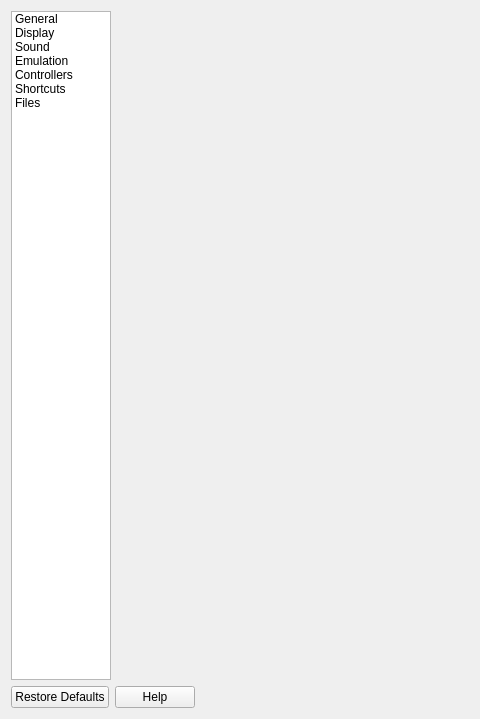
Deathsoul56/snes9xrd, file qt/src/EmuSettingsWindow.ui: the form before one commit; both pictures show x 0 to 480 and y 0 to 719 of the 1000 by 719 pixel window.
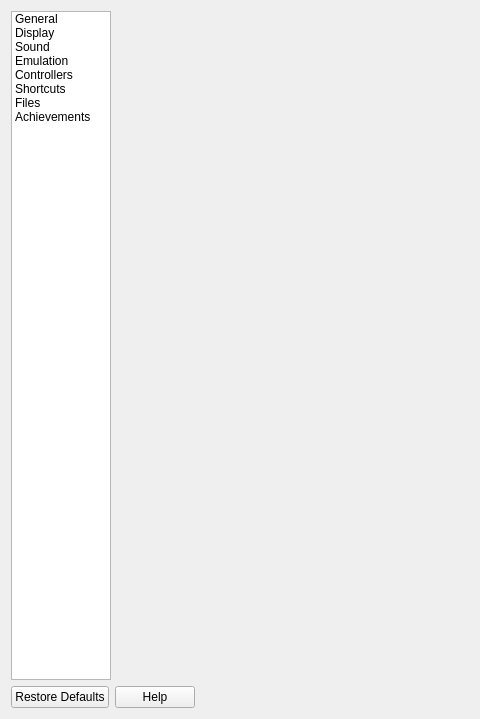
The form after the commit. Icons and pictures are not drawn.

Commit message: feat(qt): RetroAchievements integration, achievement sound, stacked OSD messages, library Enter-to-launch

```diff
--- a/qt/src/EmuSettingsWindow.ui
+++ b/qt/src/EmuSettingsWindow.ui
@@ -96,6 +96,15 @@
           <normaloff>:/icons/blackicons/folders.svg</normaloff>:/icons/blackicons/folders.svg</iconset>
         </property>
        </item>
+       <item>
+        <property name="text">
+         <string>Achievements</string>
+        </property>
+        <property name="icon">
+         <iconset resource="resources/snes9x.qrc">
+          <normaloff>:/icons/blackicons/achievements.svg</normaloff>:/icons/blackicons/achievements.svg</iconset>
+        </property>
+       </item>
       </widget>
      </item>
      <item>
```
The commit also changes 50 other files.
